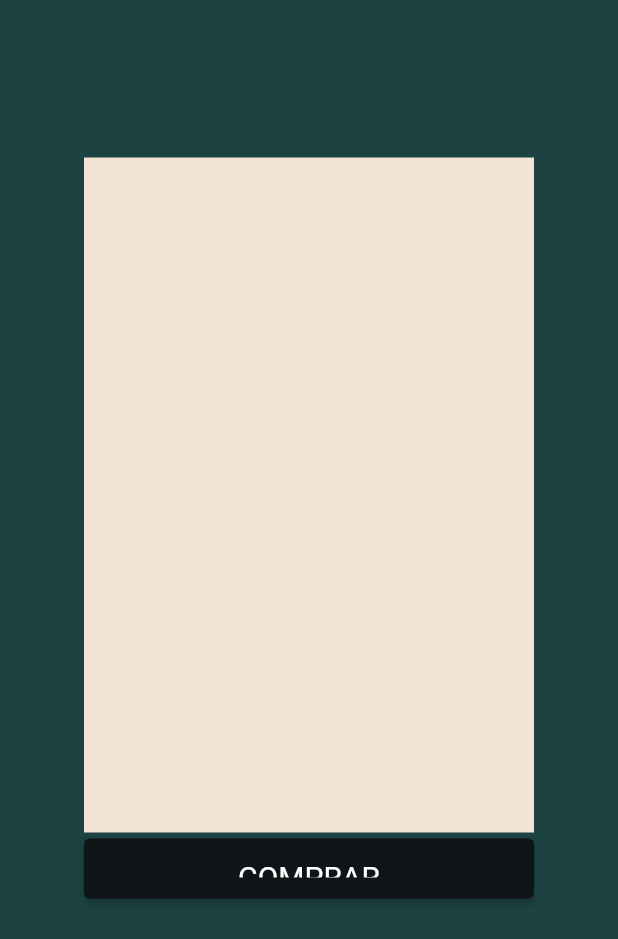
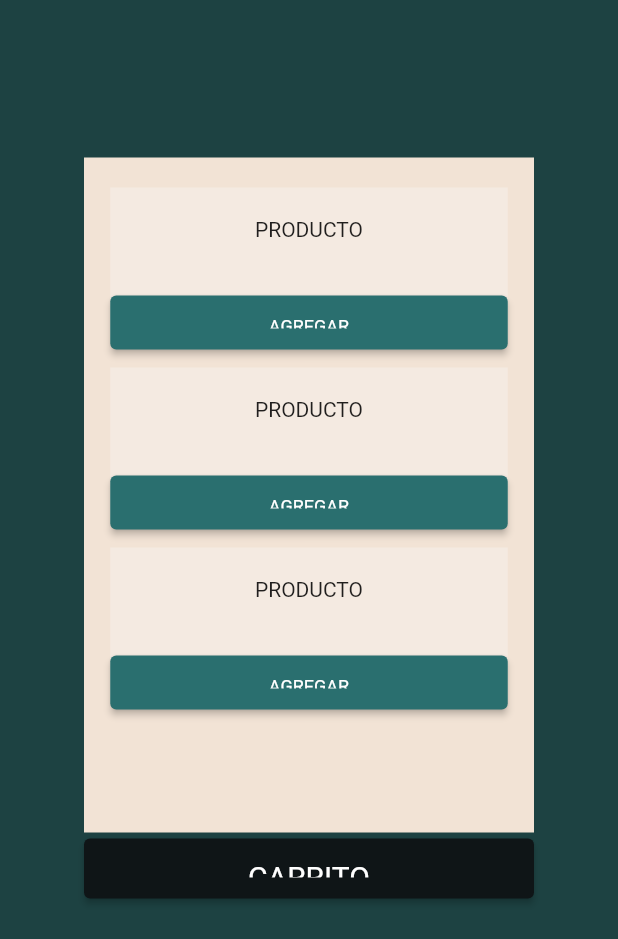
Before and after one commit to JohanCholes/pruebasIngSw, a Flutter app: the screen it shows after launch, after a tap on "Ingresar", on a phone screen of 412 x 824 dp. Shown: the top 939 px of the screen. Run offline on Flutter 3.47's test engine with Material 2 defaults, Android fonts, the light colour scheme and no system bars.

Commit message:
feat: PAvailable SecondDesign

```diff
--- a/lib/products_available.dart
+++ b/lib/products_available.dart
@@ -20,9 +20,11 @@ class PAvailable extends StatelessWidget {
                   children: [
                     Image.asset(
                       'assets/fonts/Carrito.png',
-                      height: 70, // Ajusta la altura de la imagen según tus necesidades
+                      height:
+                          70, // Ajusta la altura de la imagen según tus necesidades
                     ),
-                    const SizedBox(width: 10), // Espacio entre la imagen y el texto
+                    const SizedBox(
+                        width: 10), // Espacio entre la imagen y el texto
                     RichText(
                       text: const TextSpan(
                         children: [
@@ -56,9 +58,111 @@ class PAvailable extends StatelessWidget {
                 width: 300,
                 height: 450,
                 color: const Color.fromARGB(255, 242, 227, 213),
+                child: Column(
+                  children: [
+                    const SizedBox(
+                      height: 20,
                     ),
                     Container(
-                child: ElevatedButton(
+                      width: 265,
+                      height: 100,
+                      color: const Color.fromARGB(255, 244, 234, 225),
+                      child: Column(
+                        children: [
+                          const SizedBox(height: 20,),
+                          const SizedBox(
+                            child: Text("PRODUCTO"),
+                          ),
+                          const SizedBox(
+                            height: 30,
+                          ),
+                          ElevatedButton(
+                            onPressed: () {},
+                            style: ElevatedButton.styleFrom(
+                              backgroundColor:
+                                  Color.fromARGB(255, 42, 111, 111),
+                              padding: const EdgeInsets.all(14),
+                              textStyle: const TextStyle(
+                                fontSize: 12,
+                                color: Colors.white,
+                              ),
+                              fixedSize: const Size(300, 8),
+                            ),
+                            child: Text("AGREGAR"),
+                          )
+                        ],
+                      ),
+                    ),
+                    const SizedBox(
+                      height: 20,
+                    ),
+                    Container(
+                      width: 265,
+                      height: 100,
+                      color: const Color.fromARGB(255, 244, 234, 225),
+                      child: Column(
+                        children: [
+                          const SizedBox(height: 20,),
+                          const SizedBox(
+                            child: Text("PRODUCTO"),
+                          ),
+                          const SizedBox(
+                            height: 30,
+                          ),
+                          ElevatedButton(
+                            onPressed: () {},
+                            style: ElevatedButton.styleFrom(
+                              backgroundColor:
+                                  Color.fromARGB(255, 42, 111, 111),
+                              padding: const EdgeInsets.all(14),
+                              textStyle: const TextStyle(
+                                fontSize: 12,
+                                color: Colors.white,
+                              ),
+                              fixedSize: const Size(300, 8),
+                            ),
+                            child: Text("AGREGAR"),
+                          )
+                        ],
+                      ),
+                    ),
+                    const SizedBox(
+                      height: 20,
+                    ),
+                    Container(
+                      width: 265,
+                      height: 100,
+                      color: const Color.fromARGB(255, 244, 234, 225),
+                      child: Column(
+                        children: [
+                          const SizedBox(height: 20,),
+                          const SizedBox(
+                            child: Text("PRODUCTO"),
+                          ),
+                          const SizedBox(
+                            height: 30,
+                          ),
+                          ElevatedButton(
+                            onPressed: () {},
+                            style: ElevatedButton.styleFrom(
+                              backgroundColor:
+                                  Color.fromARGB(255, 42, 111, 111),
+                              padding: const EdgeInsets.all(14),
+                              textStyle: const TextStyle(
+                                fontSize: 12,
+                                color: Colors.white,
+                              ),
+                              fixedSize: const Size(300, 8),
+                            ),
+                            child: Text("AGREGAR"),
+                          )
+                        ],
+                      ),
+                    ),
+                  ],
+                ),
+              ),
+              ElevatedButton(
                 onPressed: () {
                   /*
                   Navigator.push(
@@ -76,8 +180,7 @@ class PAvailable extends StatelessWidget {
                   ),
                   fixedSize: const Size(300, 40),
                 ),
-                  child: const Text("COMPRAR", style: TextStyle()),
-                ),
+                child: const Text("CARRITO", style: TextStyle()),
               ),
             ],
           ),
```
Lines whose indentation alone changed are shown as unchanged.
